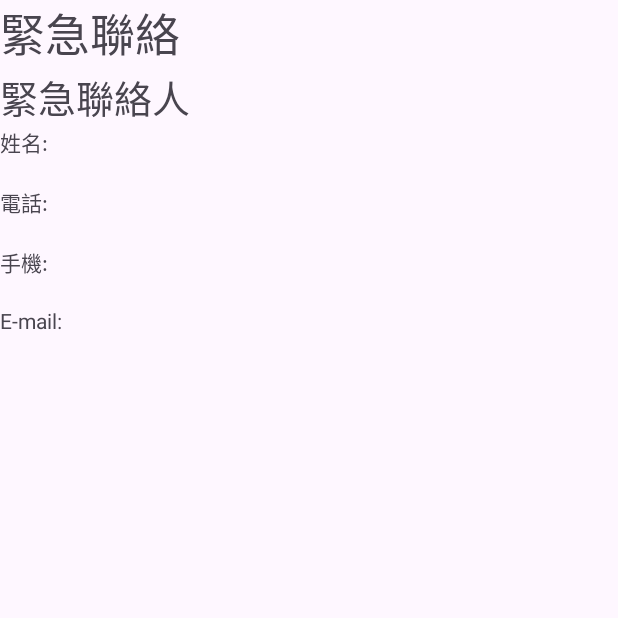
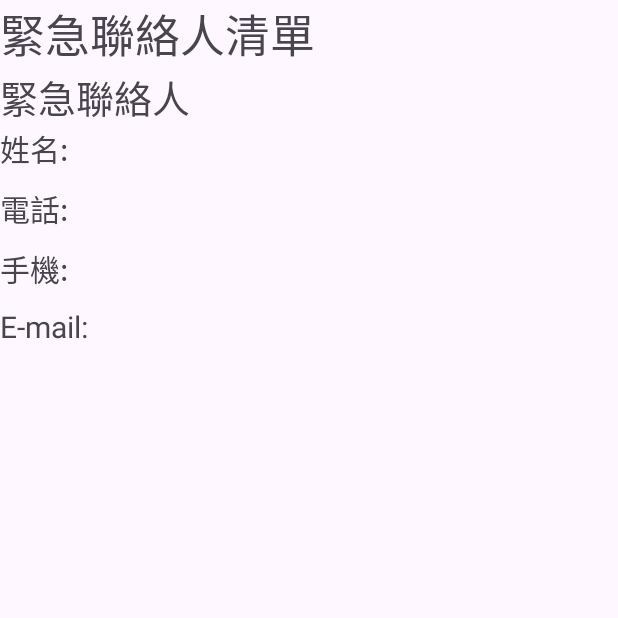
Before and after one commit to jimderson28/app8, an Android app: the screen it shows after launch (SecondActivity), after a tap on "save", on a phone screen of 412 x 824 dp, the top half of it. Run offline under Robolectric (Android 15) with nearby library versions, the phone set to English and light mode, and no system bars.

Commit message:
8-2-final

```diff
--- a/app/src/main/java/com/example/ex02a_startactivity01a_12131131/SecondActivity.java
+++ b/app/src/main/java/com/example/ex02a_startactivity01a_12131131/SecondActivity.java
@@ -19,15 +19,15 @@ implements View.OnClickListener
     @Override
     protected void onCreate(Bundle savedInstanceState) {
         super.onCreate(savedInstanceState);
-        EdgeToEdge.enable(this);
+        ///EdgeToEdge.enable(this);
         setContentView(R.layout.activity_second);
-        ViewCompat.setOnApplyWindowInsetsListener(findViewById(R.id.LinerLayout), (v, insets) -> {
+        /*ViewCompat.setOnApplyWindowInsetsListener(findViewById(R.id.LinerLayout), (v, insets) -> {
             Insets systemBars = insets.getInsets(WindowInsetsCompat.Type.systemBars());
             v.setPadding(systemBars.left, systemBars.top, systemBars.right, systemBars.bottom);
             return insets;
-        });
-        Button btnreturn = (Button) this.findViewById(R.id.button1);
-        btnreturn.setOnClickListener(this);
+        });*/
+        //Button btnreturn = (Button) this.findViewById(R.id.button1);
+       // btnreturn.setOnClickListener(this);
         Bundle bundle = this.getIntent().getExtras();
         String Name = bundle.getString("Name");
         String Tel = bundle.getString("Tel");
--- a/app/src/main/res/layout/activity_second.xml
+++ b/app/src/main/res/layout/activity_second.xml
@@ -10,7 +10,7 @@
 
     <TextView
         android:id="@+id/textView"
-        android:layout_width="match_parent"
+        android:layout_width="245dp"
         android:layout_height="wrap_content"
         android:text="緊急聯絡人清單"
         android:textSize="30dp" />
@@ -26,23 +26,27 @@
         android:id="@+id/textView6"
         android:layout_width="fill_parent"
         android:layout_height="40dp"
+        android:textSize="20dp"
         android:text="TextView" />
 
     <TextView
         android:id="@+id/textView14"
         android:layout_width="fill_parent"
         android:layout_height="40dp"
+        android:textSize="20dp"
         android:text="TextView" />
 
     <TextView
         android:id="@+id/textView15"
         android:layout_width="fill_parent"
         android:layout_height="40dp"
+        android:textSize="20dp"
         android:text="TextView" />
 
     <TextView
         android:id="@+id/textView16"
         android:layout_width="fill_parent"
         android:layout_height="40dp"
+        android:textSize="20dp"
         android:text="TextView" />
 </LinearLayout>
```
